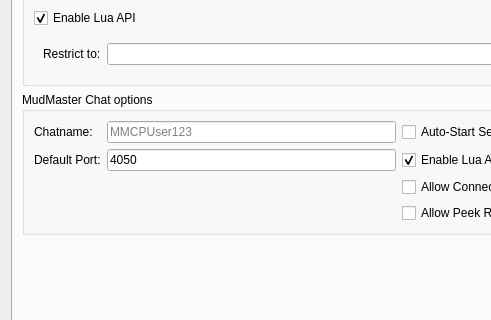
Old version of the form src/ui/profile_preferences.ui in the repository Mudlet/Mudlet; both pictures show x 0 to 491 and y 300 to 620 of the 897 by 914 pixel window.
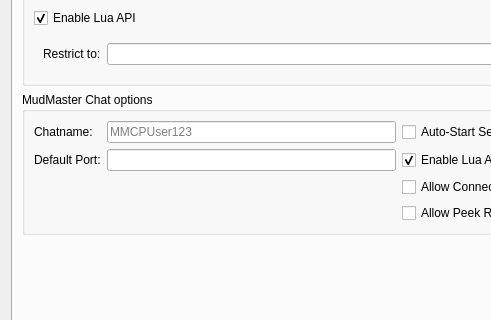
New version of the form. Icons and pictures are not drawn. Custom widgets are drawn as their Qt base class.

Patch:
```diff
--- a/src/ui/profile_preferences.ui
+++ b/src/ui/profile_preferences.ui
@@ -3138,9 +3138,6 @@
             <property name="toolTip">
              <string>Port to use when connecting to another client without specifying a port along with the IP address. This is also the default port that listened for incoming connections when running a local server.</string>
             </property>
-            <property name="text">
-             <string>4050</string>
-            </property>
            </widget>
           </item>
           <item row="1" column="5">
```
